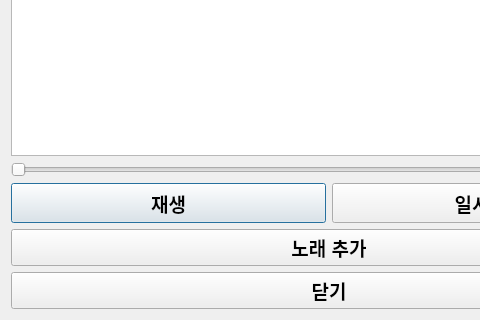
Before: the Qt Designer form MusicPlayer/SongListsDialog.ui in SY008197/gimgo2, drawn with Qt 5; both pictures show x 0 to 480 and y 142 to 462 of the 658 by 462 pixel window.
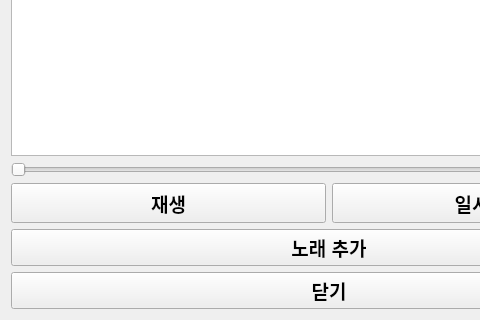
After: the same form once the commit is applied.

Commit message: 메인 화면과 재생 목록 분리

Diff of the .ui file:
```diff
--- a/MusicPlayer/SongListsDialog.ui
+++ b/MusicPlayer/SongListsDialog.ui
@@ -43,6 +43,9 @@
        <property name="text">
         <string>재생</string>
        </property>
+       <property name="autoDefault">
+        <bool>false</bool>
+       </property>
       </widget>
      </item>
      <item>
@@ -62,6 +65,9 @@
        <property name="text">
         <string>일시정지</string>
        </property>
+       <property name="autoDefault">
+        <bool>false</bool>
+       </property>
       </widget>
      </item>
     </layout>
```
The commit also changes 5 other files.
